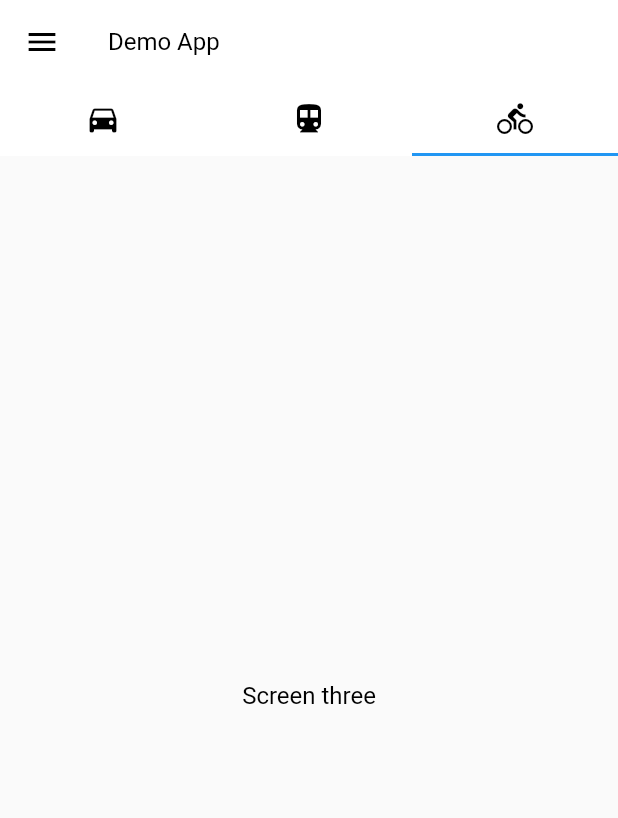
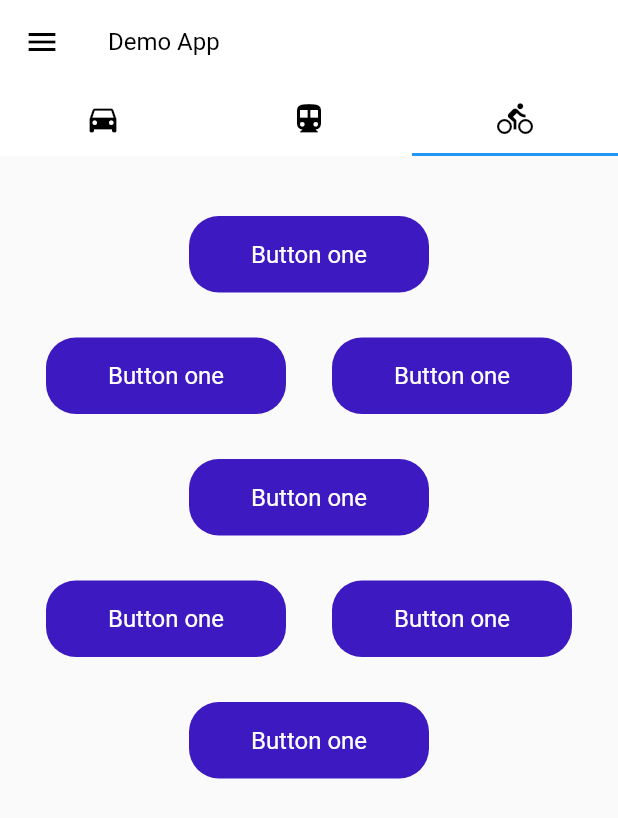
Before and after one commit to Santos-Enoque/flutter-template, a Flutter app: the HomeScreen screen opened directly, tab 3 chosen, on a phone screen of 412 x 824 dp. Shown: the top 818 px of the screen. Run offline on Flutter 3.47's test engine with Material 2 defaults, Android fonts, the phone set to English and light mode, and no system bars; our stand-ins replace get.

Commit message:
for group one

```diff
--- a/lib/helpers/style.dart
+++ b/lib/helpers/style.dart
@@ -1,5 +1,8 @@
 import 'package:flutter/material.dart';
-
+//! IMPORTANT COLORS
+//? are they really important?
+//* Yes they are
+//TODO: okay lets talk about that later
 Color light = Color(0xFFF7F8FC);
 Color lightGrey = Color(0xFFA4A6B3);
 Color dark = Color(0xFF363740);
--- a/lib/screens/home/home.dart
+++ b/lib/screens/home/home.dart
@@ -1,6 +1,6 @@
 import 'package:flutter/material.dart';
-import 'package:flutter_template_project/helpers/style.dart';
 import 'package:flutter_template_project/screens/login/login.dart';
+import 'package:flutter_template_project/widgets/custom_button.dart';
 import 'package:flutter_template_project/widgets/custom_text.dart';
 import 'package:get/get.dart';
 
@@ -11,7 +11,6 @@ class HomeScreen extends StatelessWidget {
   Widget build(BuildContext context) {
     return DefaultTabController(
               length: 3,
-
       child: Scaffold(
         appBar: AppBar(
           backgroundColor: Colors.white,
@@ -43,9 +42,88 @@ class HomeScreen extends StatelessWidget {
         body: TabBarView(
             children: [
               Center(child: CustomText(text: "Screen one",),),
-                           Center(child: CustomText(text: "Screen two",),),
-              Center(child: CustomText(text: "Screen three",),),
+              Center(child: CustomText(text: "Screen two",),),
+             Column(
+               children: [
+                 SizedBox(height: 40,),
+                 Container(
+                   width: 160,
+                   child: CustomButton(
+                     title: 'Button one',
+                     onTap: (){
+                     },
+                   ),
+                 ),
 
+                 SizedBox(height: 30,),
+
+                  Row(
+                    mainAxisAlignment: MainAxisAlignment.spaceEvenly,
+                    children: [
+                      Container(
+                       width: 160,
+                       child: CustomButton(
+                         title: 'Button one',
+                         onTap: (){},
+                       ),
+                 ),
+
+                     Container(
+                       width: 160,
+                       child: CustomButton(
+                         title: 'Button one',
+                         onTap: (){},
+                       ),
+                 ),
+                    ],
+                  ),
+
+                 SizedBox(height: 30,),
+
+                  Container(
+                   width: 160,
+                   child: CustomButton(
+                     title: 'Button one',
+                     onTap: (){},
+                   ),
+                 ),
+
+                 SizedBox(height: 30,),
+
+                  Row(
+                    mainAxisAlignment: MainAxisAlignment.spaceEvenly,
+                    children: [
+                      Container(
+                       width: 160,
+                       child: CustomButton(
+                         title: 'Button one',
+                         onTap: (){},
+                       ),
+                 ),
+
+                     Container(
+                       width: 160,
+                       child: CustomButton(
+                         title: 'Button one',
+                         onTap: (){},
+                       ),
+                 ),
+                    ],
+                  ),
+
+                 SizedBox(height: 30,),
+
+                       Container(
+                       width: 160,
+                       child: CustomButton(
+                         title: 'Button one',
+                         onTap: (){},
+                       ),
+                 ),
+
+
+               ],
+             )
             ],
           ),
       ),
--- a/pubspec.yaml
+++ b/pubspec.yaml
@@ -24,6 +24,7 @@ dependencies:
   flutter:
     sdk: flutter
   get: ^4.1.4
+  health: ^3.0.6
 
 
   # The following adds the Cupertino Icons font to your application.
```
Also changed, not shown: pubspec.lock, 14 other files.
